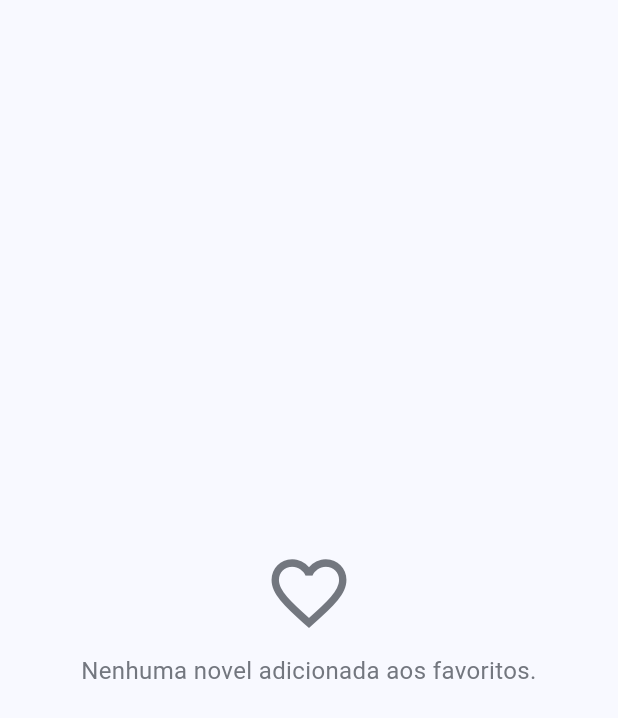
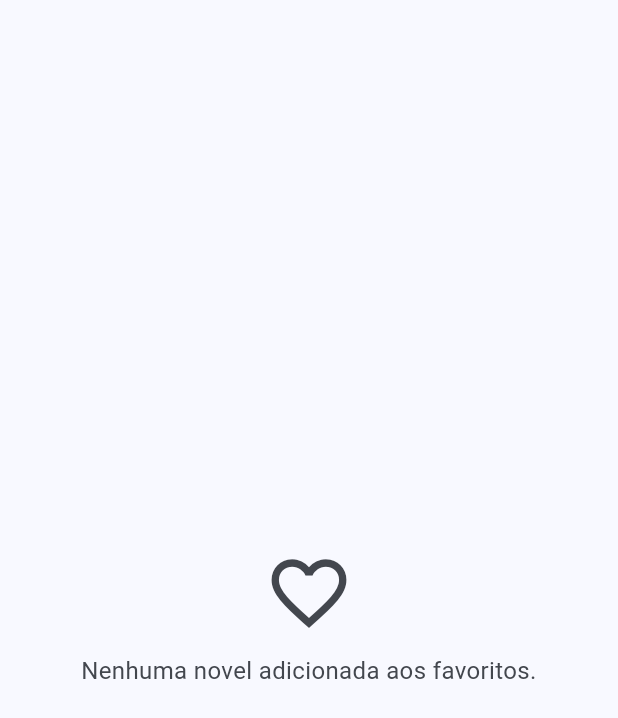
Before and after one commit to Luiz-eduardp/akashic_records, a Flutter app: the FavoritesScreen screen opened directly, on a phone screen of 412 x 824 dp. Shown: the top 718 px of the screen. Run offline on Flutter 3.47's test engine with Material 3 defaults, Android fonts, the phone set to English and light mode, and no system bars; our stand-ins replace cached_network_image, cookie_jar, dio, flutter_colorpicker, flutter_html, flutter_markdown and 4 more; accounts and stored records are empty; network calls fail.

Commit message:
fix(favorites): improve favorites screen UI
- Updated empty state visual
- Added refresh indicator to screen
- Improved error handling display
- Used theme colors consistently
- Removed unnecessary refresh in grid

```diff
--- a/lib/screens/favorites/favorite_grid_widget.dart
+++ b/lib/screens/favorites/favorite_grid_widget.dart
@@ -17,13 +17,18 @@ class FavoriteGridWidget extends StatelessWidget {
 
   @override
   Widget build(BuildContext context) {
+    final theme = Theme.of(context);
+
     if (favoriteNovels.isEmpty) {
-      return Center(child: Text("Você não possui favoritos!".translate));
+      return Center(
+        child: Text(
+          "Você não possui favoritos!".translate,
+          style: TextStyle(color: theme.colorScheme.onSurfaceVariant),
+        ),
+      );
     }
 
-    return RefreshIndicator(
-      onRefresh: onRefresh,
-      child: LayoutBuilder(
+    return LayoutBuilder(
       builder: (BuildContext context, BoxConstraints constraints) {
         int crossAxisCount = (constraints.maxWidth / 150).floor().clamp(2, 4);
 
@@ -42,7 +47,6 @@ class FavoriteGridWidget extends StatelessWidget {
           },
         );
       },
-      ),
     );
   }
 }
--- a/lib/screens/favorites/favorites_screen.dart
+++ b/lib/screens/favorites/favorites_screen.dart
@@ -125,17 +125,24 @@ class _FavoritesScreenState extends State<FavoritesScreen> {
 
   @override
   Widget build(BuildContext context) {
+    final theme = Theme.of(context);
+
     return Scaffold(
-      body: AnimatedSwitcher(
+      body: RefreshIndicator(
+        onRefresh: () => _loadFavorites(true),
+        backgroundColor: theme.colorScheme.surface,
+        color: theme.colorScheme.primary,
+        child: AnimatedSwitcher(
           duration: const Duration(milliseconds: 300),
-        child: _buildBody(),
+          child: _buildBody(theme),
+        ),
       ),
       floatingActionButton:
           favoriteNovels.isNotEmpty && !isLoading
               ? FloatingActionButton(
                 onPressed: () => _loadFavorites(true),
-                backgroundColor: Theme.of(context).colorScheme.secondary,
-                foregroundColor: Theme.of(context).colorScheme.onSecondary,
+                backgroundColor: theme.colorScheme.primary,
+                foregroundColor: theme.colorScheme.onPrimary,
                 tooltip: 'Recarregar Favoritos'.translate,
                 child: const Icon(Icons.refresh),
               )
@@ -143,39 +150,45 @@ class _FavoritesScreenState extends State<FavoritesScreen> {
     );
   }
 
-  Widget _buildBody() {
+  Widget _buildBody(ThemeData theme) {
     if (isLoading) {
       return const Center(child: LoadingIndicatorWidget());
     } else if (errorMessage != null) {
       return Center(child: ErrorMessageWidget(errorMessage: errorMessage!));
     } else if (favoriteNovels.isEmpty) {
-      return Center(
+      return LayoutBuilder(
+        builder: (BuildContext context, BoxConstraints constraints) {
+          return SingleChildScrollView(
+            physics: const AlwaysScrollableScrollPhysics(),
+            child: ConstrainedBox(
+              constraints: BoxConstraints(minHeight: constraints.maxHeight),
+              child: Center(
                 child: Column(
                   mainAxisAlignment: MainAxisAlignment.center,
                   children: <Widget>[
                     Icon(
                       Icons.favorite_border,
                       size: 60,
-              color: Theme.of(context).colorScheme.outline,
+                      color: theme.colorScheme.onSurfaceVariant,
                     ),
                     const SizedBox(height: 10),
                     Text(
                       'Nenhuma novel adicionada aos favoritos.'.translate,
                       style: TextStyle(
                         fontSize: 16,
-                color: Theme.of(context).colorScheme.outline,
+                        color: theme.colorScheme.onSurfaceVariant,
                       ),
                       textAlign: TextAlign.center,
                     ),
                   ],
                 ),
+              ),
+            ),
+          );
+        },
       );
     } else {
-      return RefreshIndicator(
-        onRefresh: () => _loadFavorites(true),
-        color: Theme.of(context).colorScheme.secondary,
-        backgroundColor: Theme.of(context).colorScheme.surface,
-        child: LayoutBuilder(
+      return LayoutBuilder(
         builder: (BuildContext context, BoxConstraints constraints) {
           return FavoriteGridWidget(
             favoriteNovels: favoriteNovels,
@@ -185,7 +198,6 @@ class _FavoritesScreenState extends State<FavoritesScreen> {
             },
           );
         },
-        ),
       );
     }
   }
```
Lines whose indentation alone changed are shown as unchanged.
